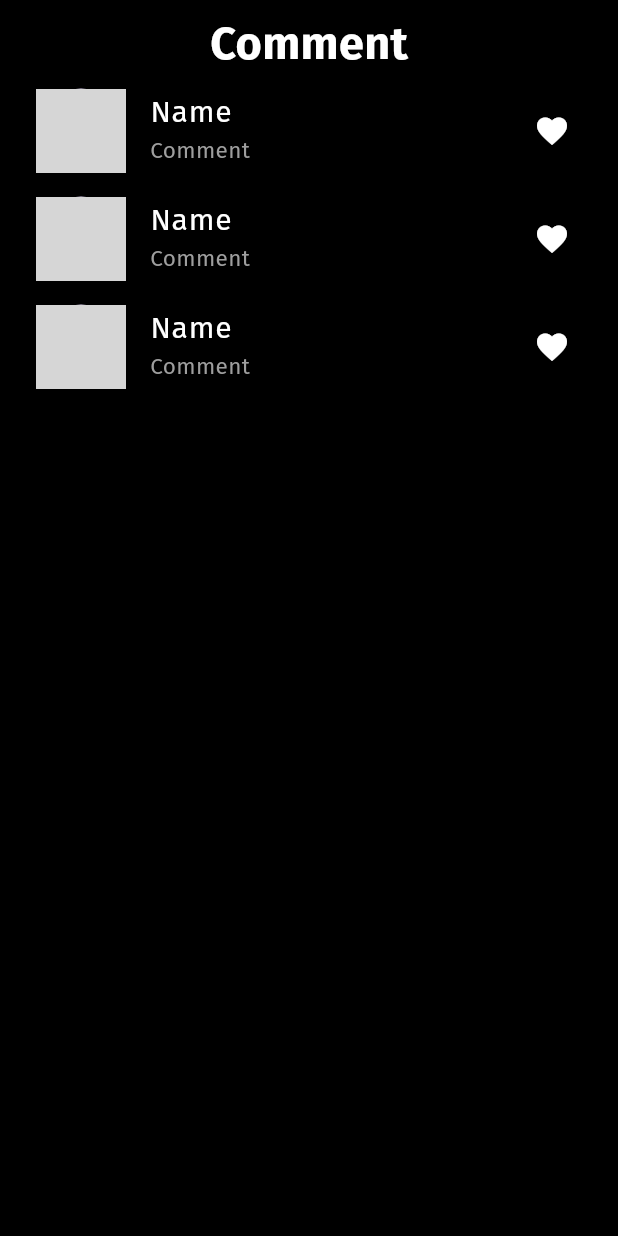
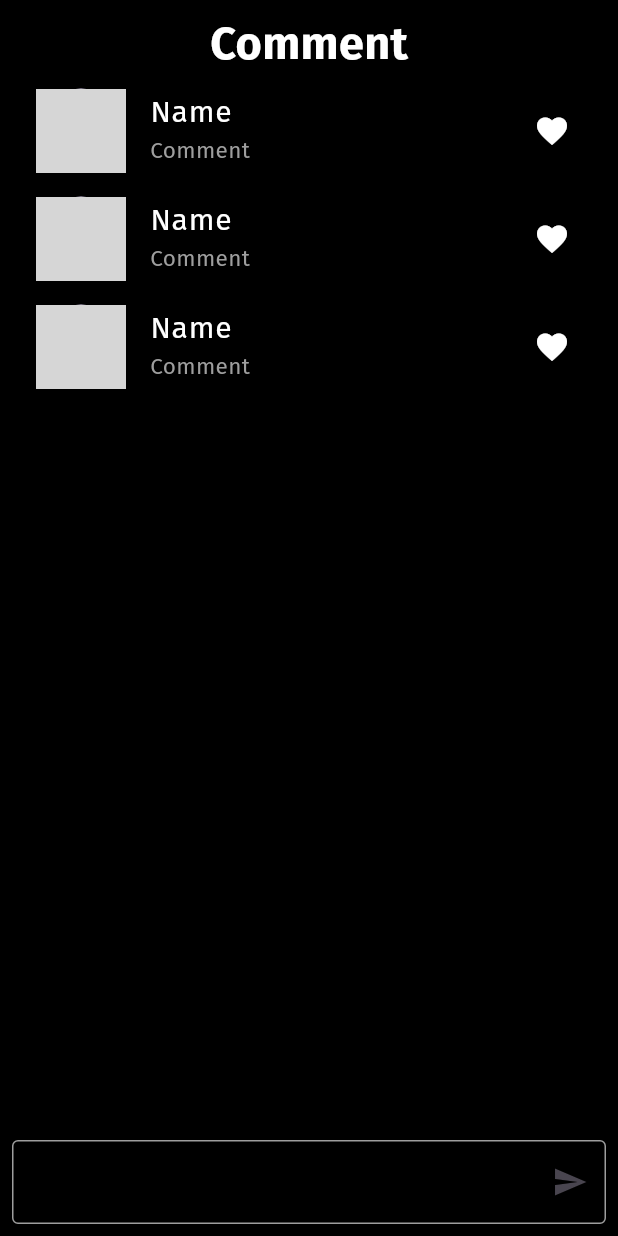
Before and after one commit to Eslamadelelkhouly/instagramapp, a Flutter app: the CommentScreen screen opened directly, on a phone screen of 412 x 824 dp. Run offline on Flutter 3.47's test engine with Material 3 defaults, Android fonts, the phone set to English and light mode, and no system bars; our stand-ins replace cloud_firestore, firebase_auth, firebase_core, firebase_storage, google_fonts, image_picker; accounts and stored records are empty; network calls fail; grey boxes are pictures that could not be loaded.

Commit message:
add text field in bottom comment screen

```diff
--- a/lib/features/comment/presentation/views/widgets/comment_view_body.dart
+++ b/lib/features/comment/presentation/views/widgets/comment_view_body.dart
@@ -1,4 +1,5 @@
 import 'package:flutter/material.dart';
+import 'package:instagramapp/core/utils/border.dart';
 import 'package:instagramapp/core/utils/style.dart';
 import 'package:instagramapp/features/comment/presentation/views/widgets/list_view_card_commnt.dart';
 
@@ -7,7 +8,7 @@ class CommentViewBody extends StatelessWidget {
 
   @override
   Widget build(BuildContext context) {
-    return const SafeArea(
+    return SafeArea(
       child: Padding(
         padding: EdgeInsets.all(8),
         child: Column(
@@ -17,6 +18,18 @@ class CommentViewBody extends StatelessWidget {
               style: Style.textStyle30,
             ),
             ListViewCardCommnt(),
+            Spacer(),
+            TextField(
+              style: TextStyle(color: Colors.white),
+              decoration: InputDecoration(
+                enabledBorder: customborderenable(),
+                focusedBorder: customborderfoucs(),
+                suffixIcon: IconButton(
+                  onPressed: () {},
+                  icon: const Icon(Icons.send),
+                ),
+              ),
+            ),
           ],
         ),
       ),
--- a/lib/features/home/presentation/views/widgets/icon_fotter_post.dart
+++ b/lib/features/home/presentation/views/widgets/icon_fotter_post.dart
@@ -28,11 +28,7 @@ class IconFotterPost extends StatelessWidget {
           ),
         ),
         IconButton(
-          onPressed: () {
-            Navigator.of(context).push(MaterialPageRoute(builder: (context) {
-              return CommentScreen();
-            }));
-          },
+          onPressed: () {},
           icon: const Icon(
             Icons.comment,
             color: Colors.white,
--- a/lib/features/home/presentation/views/widgets/text_fotter.dart
+++ b/lib/features/home/presentation/views/widgets/text_fotter.dart
@@ -1,5 +1,6 @@
 import 'package:flutter/material.dart';
 import 'package:instagramapp/core/utils/style.dart';
+import 'package:instagramapp/features/comment/presentation/views/comment_screen.dart';
 
 class TextFotter extends StatelessWidget {
   const TextFotter({
@@ -28,7 +29,11 @@ class TextFotter extends StatelessWidget {
           ),
         ),
         TextButton(
-          onPressed: () {},
+          onPressed: () {
+            Navigator.of(context).push(MaterialPageRoute(builder: (context) {
+              return const CommentScreen();
+            }));
+          },
           child: Text(
             'Add comment',
             style: Style.textStyle15.copyWith(
```
